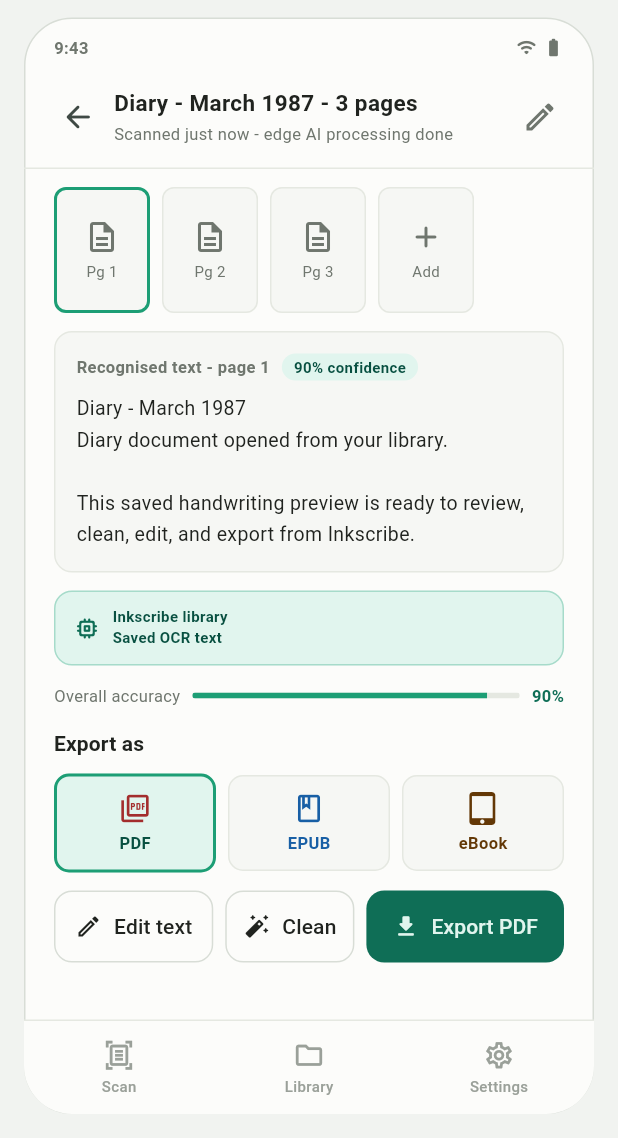
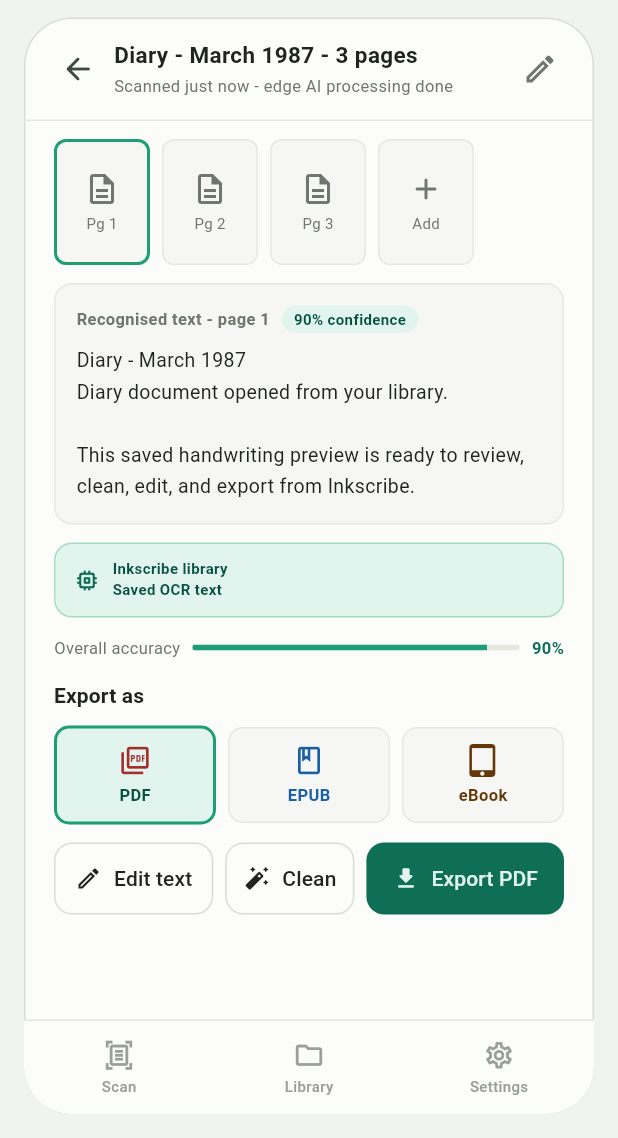
Before and after one commit to valentineRutto/WriteFlow, a Flutter app: the screen it shows after launch, after a tap on "Preview & export", after a tap on "My library", after a tap on "Diary - March 1987", on a phone screen of 412 x 824 dp, the part 98-1236 px from its top. Run offline on Flutter 3.47's test engine with Material 3 defaults, Android fonts, the phone set to English and light mode, and no system bars; Roboto replaces fonts that are missing (Georgia).

Commit message:
Hide UI headers and update project build files
- Comment out `StatusBar` and `AppTopBar` in `home_screen.dart`, `library_screen.dart`, and `preview_screen.dart`.
- Update `.gitignore` to track `.dart_tool/` and other Flutter-related dependency files.
- Add generated build cache, extension discovery, and package configuration files.
- Remove `.metadata` and add `GeneratedPluginRegistrant.java` for Android.

```diff
--- a/lib/presentation/screens/home_screen.dart
+++ b/lib/presentation/screens/home_screen.dart
@@ -22,17 +22,17 @@ class HomeScreen extends StatelessWidget {
   Widget build(BuildContext context) {
     return Column(
       children: [
-        const StatusBar(time: '9:41'),
+        //const StatusBar(time: '9:41'),
         Expanded(
           child: ListView(
             cacheExtent: 4000,
             padding: EdgeInsets.zero,
             children: [
-              const AppTopBar(
-                title: 'Inkscribe',
-                subtitle: 'On-device AI - no internet needed',
-                trailing: Icons.notifications_none_rounded,
-              ),
+              // const AppTopBar(
+              //   title: 'Inkscribe',
+              //   subtitle: 'On-device AI - no internet needed',
+              //   trailing: Icons.notifications_none_rounded,
+              // ),
               Padding(
                 padding: const EdgeInsets.fromLTRB(20, 0, 20, 16),
                 child: ScanHero(onTap: onScan),
--- a/lib/presentation/screens/library_screen.dart
+++ b/lib/presentation/screens/library_screen.dart
@@ -16,16 +16,16 @@ class LibraryScreen extends StatelessWidget {
   Widget build(BuildContext context) {
     return Column(
       children: [
-        const StatusBar(time: '9:45'),
+        //const StatusBar(time: '9:45'),
         Expanded(
           child: ListView(
             padding: EdgeInsets.zero,
             children: [
-              const AppTopBar(
-                title: 'My library',
-                subtitle: '12 documents - 47 pages',
-                trailing: Icons.tune_rounded,
-              ),
+              // const AppTopBar(
+              //   title: 'My library',
+              //   subtitle: '12 documents - 47 pages',
+              //   trailing: Icons.tune_rounded,
+              // ),
               Padding(
                 padding: const EdgeInsets.fromLTRB(20, 0, 20, 10),
                 child: TextField(
--- a/lib/presentation/screens/preview_screen.dart
+++ b/lib/presentation/screens/preview_screen.dart
@@ -26,7 +26,7 @@ class PreviewScreen extends StatelessWidget {
 
     return Column(
       children: [
-        const StatusBar(time: '9:43'),
+        //const StatusBar(time: '9:43'),
         Expanded(
           child: ListView(
             cacheExtent: 4000,
```
Also changed, not shown: 4 other files.
